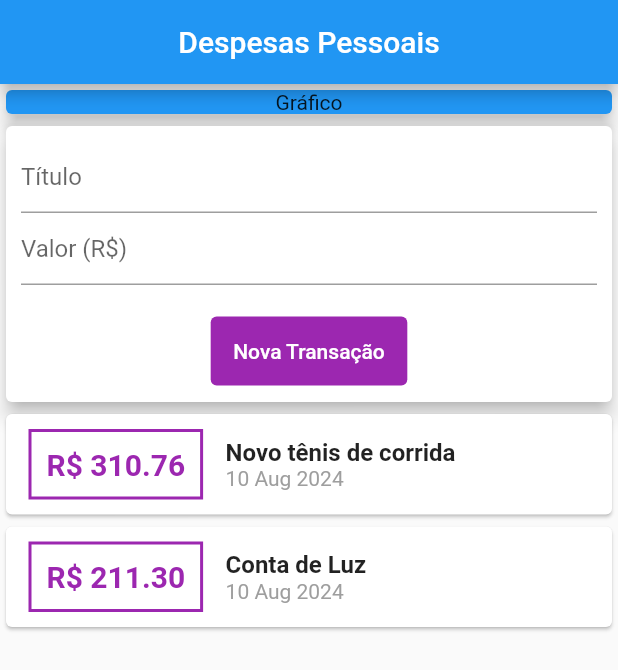
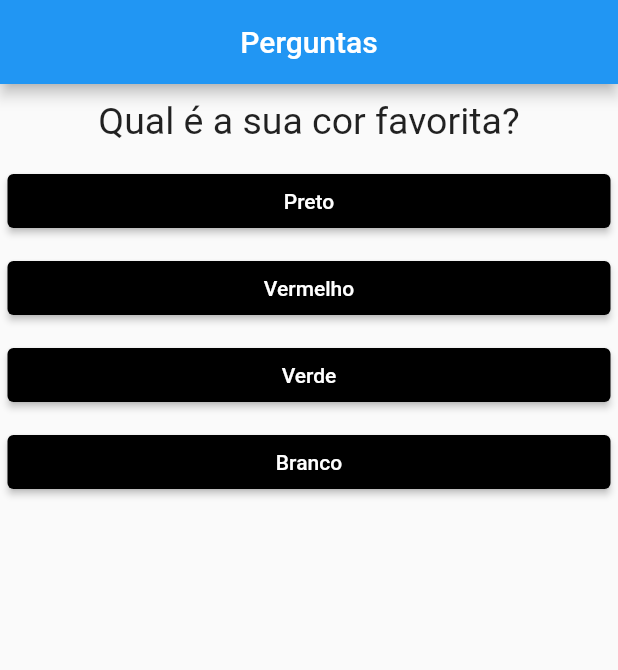
Before and after one commit to rafaeloledo/mobile-desktop, a Flutter app: the screen it shows after launch, on a phone screen of 412 x 824 dp. Shown: the top 670 px of the screen. Run offline on Flutter 3.47's test engine with Material 2 defaults, Android fonts, the phone set to English and light mode, and no system bars.

Commit message:
chore: survey flutter project

```diff
--- a/lib/components/my_home_page.dart
+++ /dev/null
@@ -1,37 +0,0 @@
-import 'package:flutter/material.dart';
-import 'transaction_user.dart';
-
-class MyHomePage extends StatelessWidget {
-  const MyHomePage({super.key});
-
-  @override
-  Widget build(BuildContext context) {
-    return Scaffold(
-      appBar: AppBar(
-        title: const SizedBox(
-          width: double.infinity,
-          child: Text(
-            'Despesas Pessoais',
-            textAlign: TextAlign.center,
-          ),
-        ),
-      ),
-      body: Column(
-        crossAxisAlignment: CrossAxisAlignment.stretch,
-        children: const <Widget>[
-          SizedBox(
-            child: Card(
-              color: Colors.blue,
-              elevation: 5,
-              child: Text(
-                'Gráfico',
-                textAlign: TextAlign.center,
-              ),
-            ),
-          ),
-          TransactionUser(),
-        ],
-      ),
-    );
-  }
-}
--- a/lib/components/transaction_form.dart
+++ /dev/null
@@ -1,69 +0,0 @@
-import 'package:flutter/material.dart';
-
-class TransactionForm extends StatelessWidget {
-  final titleController = TextEditingController(),
-      valueController = TextEditingController();
-
-  final void Function(String, double) onSubmit;
-
-  TransactionForm({
-    super.key,
-    required this.onSubmit,
-  });
-
-  _submitForm() {
-    final title = titleController.text;
-    final value = double.tryParse(valueController.text) ?? 0.0;
-
-    if (title.isEmpty || value <= 0) {
-      return;
-    }
-
-    onSubmit(title, value);
-  }
-
-  @override
-  Widget build(BuildContext context) {
-    return Card(
-        elevation: 5,
-        child: Padding(
-          padding: const EdgeInsets.all(10),
-          child: Column(
-            children: [
-              TextField(
-                controller: titleController,
-                onSubmitted: (_) => _submitForm(),
-                decoration: const InputDecoration(
-                  hintText: 'Título',
-                ),
-              ),
-              TextField(
-                keyboardType:
-                    const TextInputType.numberWithOptions(decimal: true),
-                onSubmitted: (_) => _submitForm(),
-                controller: valueController,
-                decoration: const InputDecoration(
-                  hintText: 'Valor (R\$)',
-                ),
-              ),
-              Padding(
-                padding: const EdgeInsets.only(top: 20),
-                child: TextButton(
-                  onPressed: () {
-                    final title = titleController.text;
-                    final value = double.tryParse(valueController.text) ?? 0.0;
-                    onSubmit(title, value);
-                  },
-                  style: TextButton.styleFrom(
-                    padding: const EdgeInsets.all(15),
-                    backgroundColor: Colors.purple,
-                    foregroundColor: Colors.white,
-                  ),
-                  child: const Text('Nova Transação'),
-                ),
-              )
-            ],
-          ),
-        ));
-  }
-}
--- a/lib/components/transaction_list.dart
+++ /dev/null
@@ -1,67 +0,0 @@
-import 'package:despesas_pessoais/model/transaction.dart';
-import 'package:flutter/material.dart';
-import 'package:intl/intl.dart';
-
-class TransactionList extends StatelessWidget {
-  final List<Transaction> transactions;
-
-  const TransactionList({
-    super.key,
-    required this.transactions,
-  });
-
-  @override
-  Widget build(BuildContext context) {
-    return SizedBox(
-      height: 300,
-      child: ListView.builder(
-        itemCount: transactions.length,
-        itemBuilder: (ctx, index) {
-          final tr = transactions[index];
-          return Card(
-            child: Row(
-              children: [
-                Container(
-                  margin: const EdgeInsets.symmetric(
-                    horizontal: 15,
-                    vertical: 10,
-                  ),
-                  decoration: BoxDecoration(
-                      border: Border.all(
-                    color: Colors.purple,
-                    width: 2,
-                  )),
-                  padding: const EdgeInsets.all(10),
-                  child: Text(
-                    'R\$ ${tr.value.toStringAsFixed(2)}',
-                    style: const TextStyle(
-                      fontWeight: FontWeight.bold,
-                      fontSize: 20,
-                      color: Colors.purple,
-                    ),
-                  ),
-                ),
-                Column(
-                  crossAxisAlignment: CrossAxisAlignment.start,
-                  children: [
-                    Text(
-                      tr.title,
-                      style: const TextStyle(
-                        fontSize: 16,
-                        fontWeight: FontWeight.bold,
-                      ),
-                    ),
-                    Text(DateFormat('d MMM y').format(tr.date),
-                        style: const TextStyle(
-                          color: Colors.grey,
-                        )),
-                  ],
-                )
-              ],
-            ),
-          );
-        },
-      ),
-    );
-  }
-}
--- a/lib/components/transaction_user.dart
+++ /dev/null
@@ -1,54 +0,0 @@
-import 'dart:math';
-
-import 'package:flutter/material.dart';
-
-import 'package:despesas_pessoais/model/transaction.dart';
-import 'package:despesas_pessoais/components/transaction_form.dart';
-import 'package:despesas_pessoais/components/transaction_list.dart';
-
-class TransactionUser extends StatefulWidget {
-  const TransactionUser({super.key});
-
-  @override
-  State<TransactionUser> createState() => _TransactionUserState();
-}
-
-class _TransactionUserState extends State<TransactionUser> {
-  final _transactions = [
-    Transaction(
-      id: 't1',
-      title: 'Novo tênis de corrida',
-      value: 310.76,
-      date: DateTime.now(),
-    ),
-    Transaction(
-      id: 't2',
-      title: 'Conta de Luz',
-      value: 211.30,
-      date: DateTime.now(),
-    ),
-  ];
-
-  _addTransaction(String title, double value) {
-    final newTransaction = Transaction(
-      id: Random().nextDouble().toString(),
-      title: title,
-      value: value,
-      date: DateTime.now(),
-    );
-
-    setState(() {
-      _transactions.add(newTransaction);
-    });
-  }
-
-  @override
-  Widget build(BuildContext context) {
-    return Column(
-      children: [
-        TransactionForm(onSubmit: _addTransaction),
-        TransactionList(transactions: _transactions),
-      ],
-    );
-  }
-}
--- a/lib/main.dart
+++ b/lib/main.dart
@@ -1,18 +1,93 @@
 import 'package:flutter/material.dart';
-import 'components/my_home_page.dart';
+import 'src/widgets/my_form.dart';
+import 'src/widgets/result.dart';
 
-void main(List<String> args) {
-  runApp(const ExpensesApp());
-}
+void main(List<String> args) => runApp(const PerguntaApp());
 
-class ExpensesApp extends StatelessWidget {
-  const ExpensesApp({super.key});
+class PerguntaAppState extends State<PerguntaApp> {
+  var _selectedQuestion = 0;
+  var _totalScore = 0;
+  final _questions = const [
+    {
+      'texto': 'Qual é a sua cor favorita?',
+      'respostas': [
+        {'texto': 'Preto', 'nota': 10},
+        {'texto': 'Vermelho', 'nota': 5},
+        {'texto': 'Verde', 'nota': 3},
+        {'texto': 'Branco', 'nota': 1},
+      ],
+    },
+    {
+      'texto': 'Qual é a seu animal favorito?',
+      'respostas': [
+        {'texto': 'Coelho', 'nota': 10},
+        {'texto': 'Cobra', 'nota': 3},
+        {'texto': 'Elefante', 'nota': 4},
+        {'texto': 'Leão', 'nota': 7},
+      ],
+    },
+    {
+      'texto': 'Qual o seu instrutor favorito?',
+      'respostas': [
+        {'texto': 'Maria', 'nota': 6},
+        {'texto': 'João', 'nota': 5},
+        {'texto': 'Leonardo', 'nota': 9},
+        {'texto': 'Pedro', 'nota': 2},
+      ],
+    },
+  ];
+
+  bool get haveSelectedQuestion {
+    return _selectedQuestion < _questions.length;
+  }
+
+  void _respond(int score) {
+    if (haveSelectedQuestion) {
+      setState(() {
+        _selectedQuestion++;
+        _totalScore += score;
+      });
+    }
+  }
+
+  void _restartForm() {
+    setState(() {
+      _selectedQuestion = 0;
+      _totalScore = 0;
+    });
+  }
 
   @override
   Widget build(BuildContext context) {
-    return const MaterialApp(
+    return MaterialApp(
       debugShowCheckedModeBanner: false,
-      home: MyHomePage(),
+      home: Scaffold(
+        appBar: AppBar(
+          title: const SizedBox(
+            width: double.infinity,
+            child: Text(
+              'Perguntas',
+              textAlign: TextAlign.center,
+            ),
+          ),
+        ),
+        body: haveSelectedQuestion
+            ? MyForm(
+                questions: _questions,
+                selectedQuestion: _selectedQuestion,
+                whenRespond: _respond,
+              )
+            : Result(_totalScore, _restartForm),
+      ),
     );
   }
 }
+
+class PerguntaApp extends StatefulWidget {
+  const PerguntaApp({super.key});
+
+  @override
+  PerguntaAppState createState() {
+    return PerguntaAppState();
+  }
+}
--- a/lib/model/transaction.dart
+++ /dev/null
@@ -1,13 +0,0 @@
-class Transaction {
-	final String id;
-	final String title;
-	final double value;
-	final DateTime date;
-
-	Transaction({
-		required this.id,
-		required this.title,
-		required this.value,
-		required this.date,
-	});
-}
--- /dev/null
+++ b/lib/src/widgets/my_form.dart
@@ -0,0 +1,39 @@
+import 'package:flutter/material.dart';
+
+import 'question.dart';
+import 'response.dart';
+
+class MyForm extends StatelessWidget {
+  final List<Map<String, Object>> questions;
+  final int selectedQuestion;
+  final void Function(int) whenRespond;
+
+  const MyForm({
+    super.key,
+    required this.questions,
+    required this.selectedQuestion,
+    required this.whenRespond,
+  });
+
+  bool get haveSelectedQuestion {
+    return selectedQuestion < questions.length;
+  }
+
+  @override
+  Widget build(BuildContext context) {
+    List<Map<String, Object>> answers = haveSelectedQuestion
+        ? questions[selectedQuestion].cast()['respostas']
+        : [];
+    return Column(
+      children: <Widget>[
+        Question(questions[selectedQuestion]['texto'].toString()),
+        ...answers
+            .map((res) => Response(
+                  res['texto'].toString(),
+                  () => {whenRespond(int.parse(res['nota'].toString()))},
+                ))
+            .toList(),
+      ],
+    );
+  }
+}
--- /dev/null
+++ b/lib/src/widgets/question.dart
@@ -0,0 +1,20 @@
+import 'package:flutter/material.dart';
+
+class Question extends StatelessWidget {
+  final String text;
+
+  const Question(this.text, {super.key});
+
+  @override
+  Widget build(BuildContext context) {
+    return Container(
+      width: double.infinity,
+      margin: const EdgeInsets.all(10),
+      child: Text(
+        text,
+        style: const TextStyle(fontSize: 25),
+        textAlign: TextAlign.center,
+      ),
+    );
+  }
+}
--- /dev/null
+++ b/lib/src/widgets/response.dart
@@ -0,0 +1,24 @@
+import 'package:flutter/material.dart';
+
+class Response extends StatelessWidget {
+  final String text;
+  final void Function() whenSelected;
+
+  const Response(this.text, this.whenSelected, {super.key});
+
+  @override
+  Widget build(BuildContext context) {
+    return Container(
+      margin: const EdgeInsets.all(5),
+      width: double.infinity,
+      child: ElevatedButton(
+        onPressed: whenSelected,
+        style: ElevatedButton.styleFrom(
+          backgroundColor: Colors.black,
+          foregroundColor: Colors.white,
+        ),
+        child: Text(text),
+      ),
+    );
+  }
+}
--- /dev/null
+++ b/lib/src/widgets/result.dart
@@ -0,0 +1,47 @@
+import 'package:flutter/material.dart';
+
+class Result extends StatelessWidget {
+  final int score;
+  final void Function() whenRestartForm;
+
+  const Result(this.score, this.whenRestartForm, {super.key});
+
+  String get resultText {
+    if (score < 8) {
+      return 'Parabéns!';
+    } else if (score < 12) {
+      return 'Você é bom!';
+    } else if (score < 16) {
+      return 'Impressionante!';
+    } else {
+      return 'Nível Jedi!';
+    }
+  }
+
+  @override
+  Widget build(BuildContext context) {
+    return Column(
+      mainAxisAlignment: MainAxisAlignment.center,
+      children: [
+        Center(
+          child: Text(
+            resultText,
+            style: const TextStyle(fontSize: 25),
+          ),
+        ),
+        Container(
+          margin: const EdgeInsets.fromLTRB(0, 35, 0, 0),
+          child: ElevatedButton(
+            style: ElevatedButton.styleFrom(
+              textStyle: const TextStyle(fontSize: 16),
+              backgroundColor: Colors.blue,
+              foregroundColor: Colors.white,
+            ),
+            onPressed: whenRestartForm,
+            child: const Text('Reiniciar'),
+          ),
+        )
+      ],
+    );
+  }
+}
```
Also changed, not shown: pubspec.yaml (+3 -6 lines), pubspec.lock (added), 22 other files.
